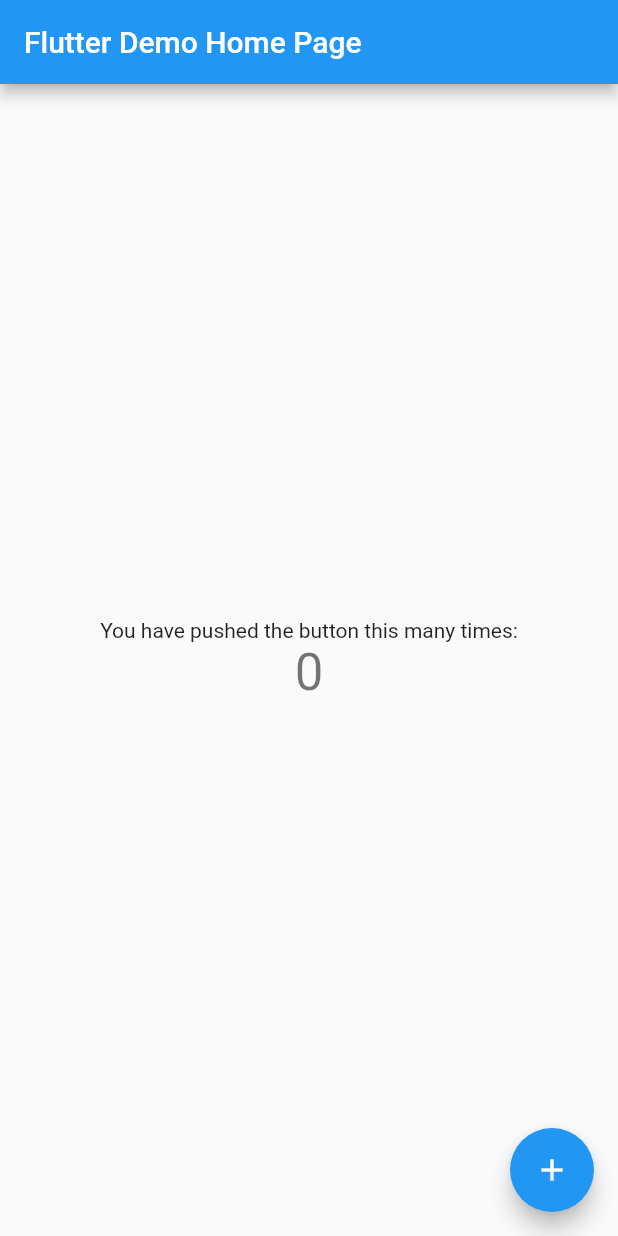
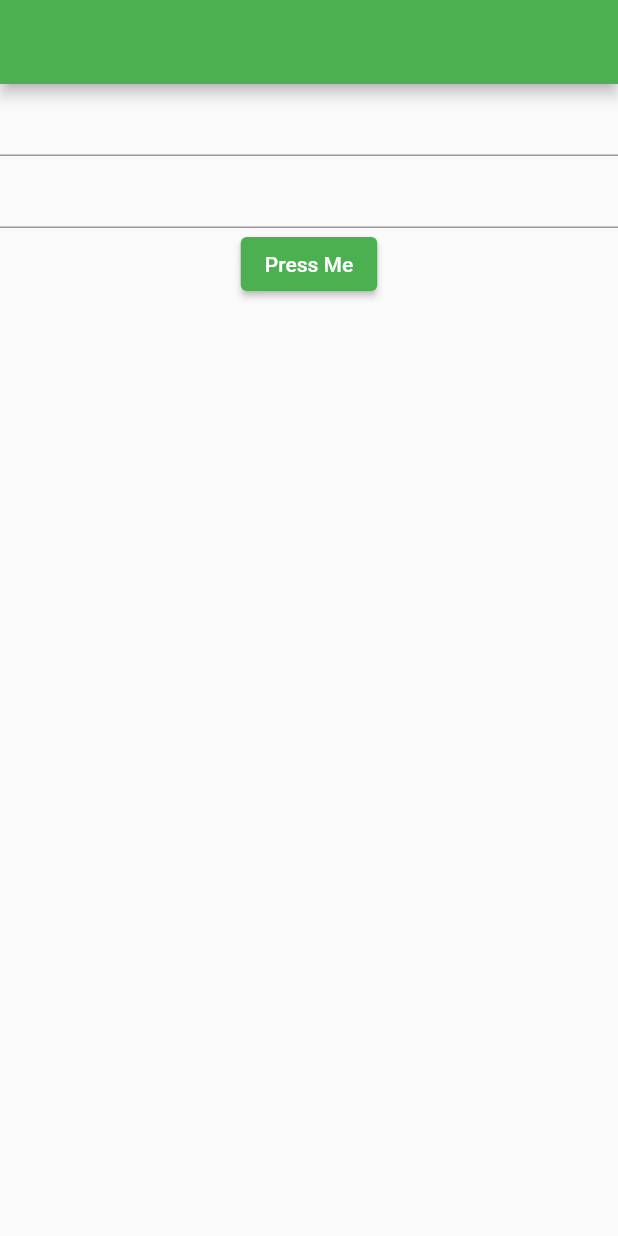
Before and after one commit to rkmonarch/firebase_flutter_db, a Flutter app: the screen it shows after launch, on a phone screen of 412 x 824 dp. Run offline on Flutter 3.47's test engine with Material 2 defaults, Android fonts, the phone set to English and light mode, and no system bars; our stand-ins replace cloud_firestore, firebase_core; accounts and stored records are empty.

Commit message:
firebase setup

```diff
--- /dev/null
+++ b/firebase_flutter_db/lib/home_screen.dart
@@ -0,0 +1,37 @@
+import 'package:cloud_firestore/cloud_firestore.dart';
+import 'package:flutter/material.dart';
+
+class HomeScreen extends StatefulWidget {
+  const HomeScreen({super.key});
+
+  @override
+  State<HomeScreen> createState() => _HomeScreenState();
+}
+
+class _HomeScreenState extends State<HomeScreen> {
+  @override
+  Widget build(BuildContext context) {
+    return  Scaffold(
+      appBar: AppBar(),
+      body: Column(
+        children: [
+          TextFormField(
+
+          ),
+          TextFormField(
+
+          ),
+
+          ElevatedButton(
+            onPressed: ()async{
+              await FirebaseFirestore.instance.collection('users').add({
+                'name': 'John Doe',
+                'age': 30,
+                'email': ''
+              });
+            }, child:const Text("Press Me"),),
+        ],
+      ),
+    );
+  }
+}
--- a/firebase_flutter_db/lib/main.dart
+++ b/firebase_flutter_db/lib/main.dart
@@ -1,115 +1,25 @@
+import 'package:firebase_core/firebase_core.dart';
+import 'package:firebase_flutter_db/home_screen.dart';
 import 'package:flutter/material.dart';
 
-void main() {
+void main()async {
+
   runApp(const MyApp());
+   await Firebase.initializeApp();
 }
 
 class MyApp extends StatelessWidget {
   const MyApp({super.key});
 
-  // This widget is the root of your application.
   @override
   Widget build(BuildContext context) {
     return MaterialApp(
+      debugShowCheckedModeBanner: false,
       title: 'Flutter Demo',
       theme: ThemeData(
-        // This is the theme of your application.
-        //
-        // Try running your application with "flutter run". You'll see the
-        // application has a blue toolbar. Then, without quitting the app, try
-        // changing the primarySwatch below to Colors.green and then invoke
-        // "hot reload" (press "r" in the console where you ran "flutter run",
-        // or simply save your changes to "hot reload" in a Flutter IDE).
-        // Notice that the counter didn't reset back to zero; the application
-        // is not restarted.
-        primarySwatch: Colors.blue,
+        primarySwatch: Colors.green,
       ),
-      home: const MyHomePage(title: 'Flutter Demo Home Page'),
+      home: const HomeScreen()
     );
   }
 }
-
-class MyHomePage extends StatefulWidget {
-  const MyHomePage({super.key, required this.title});
-
-  // This widget is the home page of your application. It is stateful, meaning
-  // that it has a State object (defined below) that contains fields that affect
-  // how it looks.
-
-  // This class is the configuration for the state. It holds the values (in this
-  // case the title) provided by the parent (in this case the App widget) and
-  // used by the build method of the State. Fields in a Widget subclass are
-  // always marked "final".
-
-  final String title;
-
-  @override
-  State<MyHomePage> createState() => _MyHomePageState();
-}
-
-class _MyHomePageState extends State<MyHomePage> {
-  int _counter = 0;
-
-  void _incrementCounter() {
-    setState(() {
-      // This call to setState tells the Flutter framework that something has
-      // changed in this State, which causes it to rerun the build method below
-      // so that the display can reflect the updated values. If we changed
-      // _counter without calling setState(), then the build method would not be
-      // called again, and so nothing would appear to happen.
-      _counter++;
-    });
-  }
-
-  @override
-  Widget build(BuildContext context) {
-    // This method is rerun every time setState is called, for instance as done
-    // by the _incrementCounter method above.
-    //
-    // The Flutter framework has been optimized to make rerunning build methods
-    // fast, so that you can just rebuild anything that needs updating rather
-    // than having to individually change instances of widgets.
-    return Scaffold(
-      appBar: AppBar(
-        // Here we take the value from the MyHomePage object that was created by
-        // the App.build method, and use it to set our appbar title.
-        title: Text(widget.title),
-      ),
-      body: Center(
-        // Center is a layout widget. It takes a single child and positions it
-        // in the middle of the parent.
-        child: Column(
-          // Column is also a layout widget. It takes a list of children and
-          // arranges them vertically. By default, it sizes itself to fit its
-          // children horizontally, and tries to be as tall as its parent.
-          //
-          // Invoke "debug painting" (press "p" in the console, choose the
-          // "Toggle Debug Paint" action from the Flutter Inspector in Android
-          // Studio, or the "Toggle Debug Paint" command in Visual Studio Code)
-          // to see the wireframe for each widget.
-          //
-          // Column has various properties to control how it sizes itself and
-          // how it positions its children. Here we use mainAxisAlignment to
-          // center the children vertically; the main axis here is the vertical
-          // axis because Columns are vertical (the cross axis would be
-          // horizontal).
-          mainAxisAlignment: MainAxisAlignment.center,
-          children: <Widget>[
-            const Text(
-              'You have pushed the button this many times:',
-            ),
-            Text(
-              '$_counter',
-              style: Theme.of(context).textTheme.headlineMedium,
-            ),
-          ],
-        ),
-      ),
-      floatingActionButton: FloatingActionButton(
-        onPressed: _incrementCounter,
-        tooltip: 'Increment',
-        child: const Icon(Icons.add),
-      ), // This trailing comma makes auto-formatting nicer for build methods.
-    );
-  }
-}
--- a/firebase_flutter_db/pubspec.yaml
+++ b/firebase_flutter_db/pubspec.yaml
@@ -35,6 +35,9 @@
   # The following adds the Cupertino Icons font to your application.
   # Use with the CupertinoIcons class for iOS style icons.
   cupertino_icons: ^1.0.2
+  firebase_storage: ^11.2.1
+  firebase_core:
+  cloud_firestore: ^4.7.1
 
 dev_dependencies:
   flutter_test:
```
Also changed, not shown: 6 other files.
